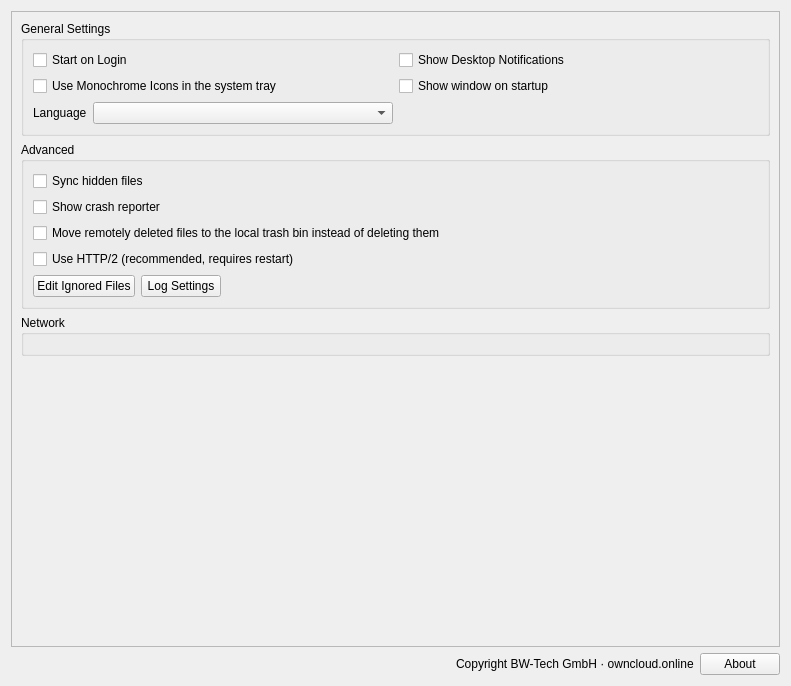
Above: src/gui/generalsettings.ui from GrossLukas/client before the change. Below: the same form after it.
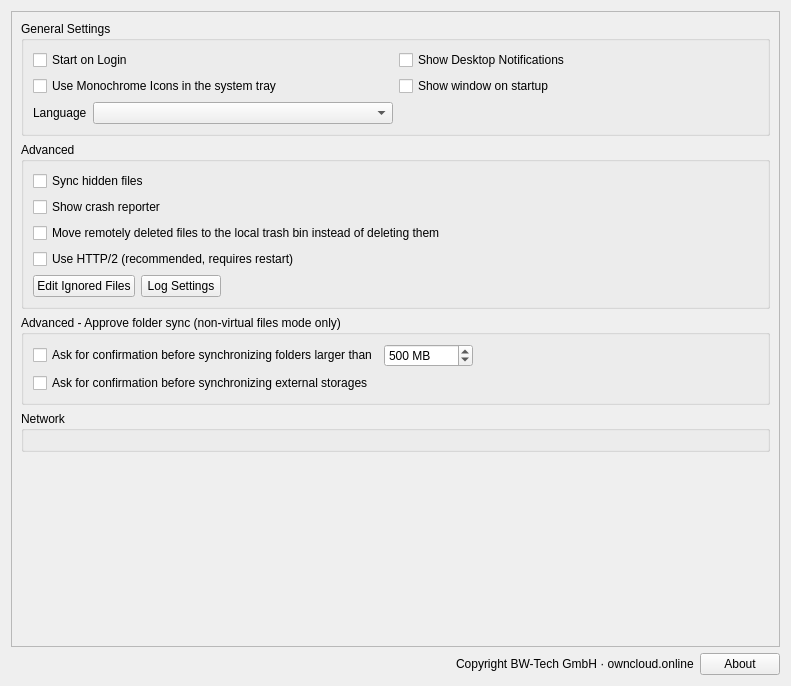
That is the form after the change. Custom widgets are drawn as their Qt base class.

Commit message: fix(sync),feat(gui): deadlock-safe large uploads, folder-sync approval, Windows restart prompt

What changed in the file:
```diff
--- a/src/gui/generalsettings.ui
+++ b/src/gui/generalsettings.ui
@@ -186,6 +186,62 @@
          </layout>
         </widget>
        </item>
+       <item>
+        <widget class="QGroupBox" name="approveSyncGroupBox">
+         <property name="title">
+          <string>Advanced - Approve folder sync (non-virtual files mode only)</string>
+         </property>
+         <layout class="QVBoxLayout" name="verticalLayout_7">
+          <item>
+           <layout class="QHBoxLayout" name="horizontalLayout_6">
+            <item>
+             <widget class="QCheckBox" name="newFolderLimitCheckBox">
+              <property name="text">
+               <string>Ask for confirmation before synchronizing folders larger than</string>
+              </property>
+             </widget>
+            </item>
+            <item>
+             <widget class="QSpinBox" name="newFolderLimitSpinBox">
+              <property name="suffix">
+               <string> MB</string>
+              </property>
+              <property name="minimum">
+               <number>1</number>
+              </property>
+              <property name="maximum">
+               <number>999999</number>
+              </property>
+              <property name="value">
+               <number>500</number>
+              </property>
+             </widget>
+            </item>
+            <item>
+             <spacer name="spacer_4">
+              <property name="orientation">
+               <enum>Qt::Horizontal</enum>
+              </property>
+              <property name="sizeHint" stdset="0">
+               <size>
+                <width>40</width>
+                <height>20</height>
+               </size>
+              </property>
+             </spacer>
+            </item>
+           </layout>
+          </item>
+          <item>
+           <widget class="QCheckBox" name="newExternalCheckBox">
+            <property name="text">
+             <string>Ask for confirmation before synchronizing external storages</string>
+            </property>
+           </widget>
+          </item>
+         </layout>
+        </widget>
+       </item>
        <item>
         <widget class="QGroupBox" name="groupBox">
          <property name="title">
```
The commit also changes 19 other files.
